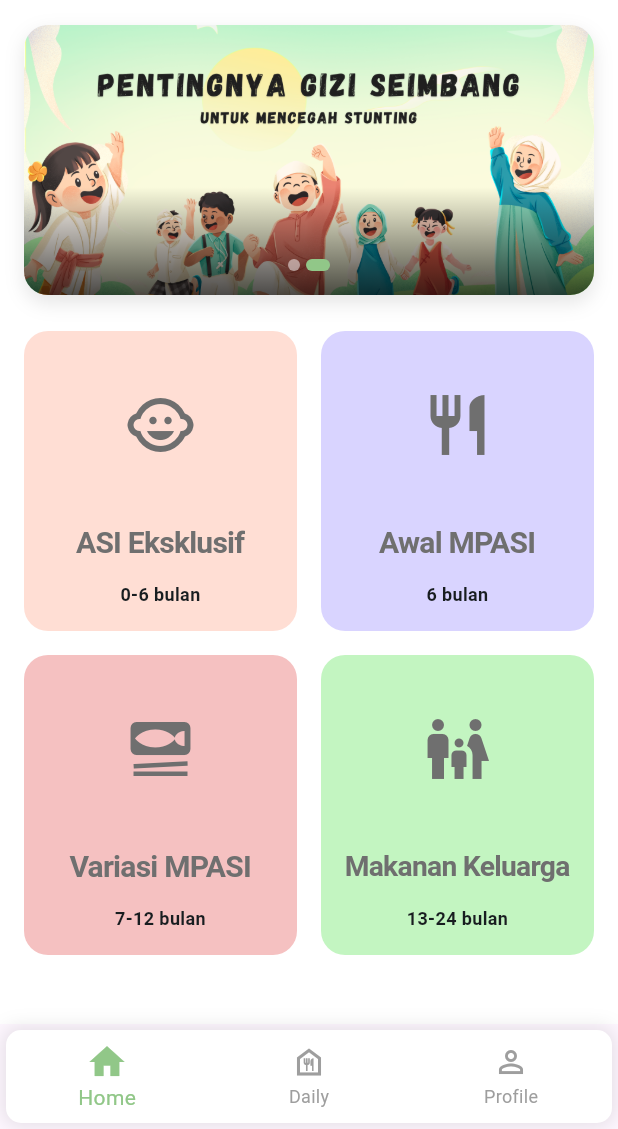
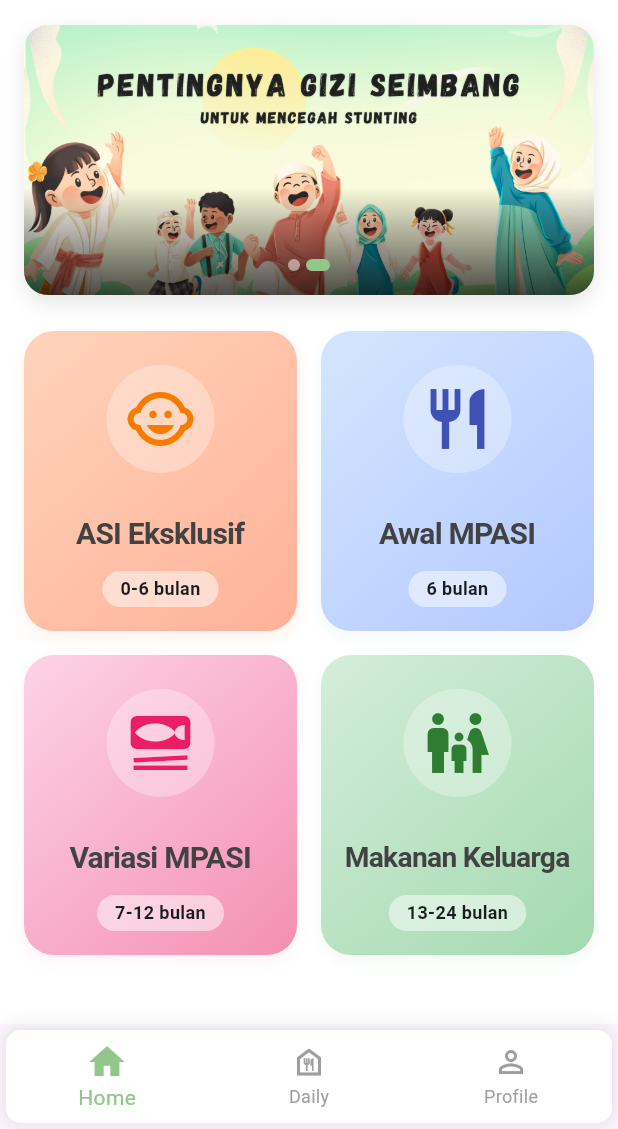
Before and after one commit to ForcesR2N/growell-app, a Flutter app: the screen it shows once a user with an empty profile is signed in, on a phone screen of 412 x 824 dp, the part 107-1236 px from its top. Run offline on Flutter 3.47's test engine with Material 3 defaults, Android fonts, the phone set to English and light mode, and no system bars; our stand-ins replace cloud_firestore, firebase_auth, firebase_core, fl_chart, get, shared_preferences; accounts and stored records are empty; Roboto replaces fonts that are missing (Raleway, Signika).

Commit message:
improve ui homepage

```diff
--- a/lib/pages/home_page.dart
+++ b/lib/pages/home_page.dart
@@ -26,37 +26,54 @@ class _HomePageState extends State<HomePage> {
     },
   ];
 
+  // Enhanced menu cards with gradient colors and more appealing designs
   final List<Map<String, dynamic>> menuCards = [
     {
       'id': 'ageGroup_0_6',
       'title': 'ASI Eksklusif',
       'subtitle': '0-6 bulan',
-      'color': const Color(0xFFFFDED4),
+      'gradientColors': [
+        Color(0xFFFFD3BA),
+        Color(0xFFFFB199)
+      ], // Soft orange gradient
       'icon': Icons.child_care,
+      'iconColor': Color(0xFFF57C00), // Deep orange for icon
       'isActive': true,
     },
     {
       'id': 'ageGroup_6',
       'title': 'Awal MPASI',
       'subtitle': '6 bulan',
-      'color': const Color(0xFFD9D4FF),
+      'gradientColors': [
+        Color(0xFFD4E6FE),
+        Color(0xFFB3C7FF)
+      ], // Soft blue gradient
       'icon': Icons.restaurant,
+      'iconColor': Color(0xFF3F51B5), // Indigo for icon
       'isActive': true,
     },
     {
       'id': 'ageGroup_7_12',
       'title': 'Variasi MPASI',
       'subtitle': '7-12 bulan',
-      'color': const Color(0xFFF5C1C1),
+      'gradientColors': [
+        Color(0xFFFDD3E7),
+        Color(0xFFF48FB1)
+      ], // Soft pink gradient
       'icon': Icons.set_meal,
+      'iconColor': Color(0xFFE91E63), // Pink for icon
       'isActive': true,
     },
     {
       'id': 'ageGroup_13_24',
       'title': 'Makanan Keluarga',
       'subtitle': '13-24 bulan',
-      'color': const Color(0xFFC3F5C1),
+      'gradientColors': [
+        Color(0xFFD4EDDA),
+        Color(0xFFA3D9B0)
+      ], // Soft green gradient
       'icon': Icons.family_restroom,
+      'iconColor': Color(0xFF2E7D32), // Green for icon
       'isActive': true,
     },
   ];
@@ -173,8 +190,9 @@ class _HomePageState extends State<HomePage> {
                       child: _buildMenuCard(
                         title: menuCards[0]['title'],
                         subtitle: menuCards[0]['subtitle'],
-                        color: menuCards[0]['color'],
+                        gradientColors: menuCards[0]['gradientColors'],
                         icon: menuCards[0]['icon'],
+                        iconColor: menuCards[0]['iconColor'],
                         ageGroupId: menuCards[0]['id'],
                         isActive: menuCards[0]['isActive'],
                       ),
@@ -184,8 +202,9 @@ class _HomePageState extends State<HomePage> {
                       child: _buildMenuCard(
                         title: menuCards[1]['title'],
                         subtitle: menuCards[1]['subtitle'],
-                        color: menuCards[1]['color'],
+                        gradientColors: menuCards[1]['gradientColors'],
                         icon: menuCards[1]['icon'],
+                        iconColor: menuCards[1]['iconColor'],
                         ageGroupId: menuCards[1]['id'],
                         isActive: menuCards[1]['isActive'],
                       ),
@@ -202,8 +221,9 @@ class _HomePageState extends State<HomePage> {
                       child: _buildMenuCard(
                         title: menuCards[2]['title'],
                         subtitle: menuCards[2]['subtitle'],
-                        color: menuCards[2]['color'],
+                        gradientColors: menuCards[2]['gradientColors'],
                         icon: menuCards[2]['icon'],
+                        iconColor: menuCards[2]['iconColor'],
                         ageGroupId: menuCards[2]['id'],
                         isActive: menuCards[2]['isActive'],
                       ),
@@ -213,8 +233,9 @@ class _HomePageState extends State<HomePage> {
                       child: _buildMenuCard(
                         title: menuCards[3]['title'],
                         subtitle: menuCards[3]['subtitle'],
-                        color: menuCards[3]['color'],
+                        gradientColors: menuCards[3]['gradientColors'],
                         icon: menuCards[3]['icon'],
+                        iconColor: menuCards[3]['iconColor'],
                         ageGroupId: menuCards[3]['id'],
                         isActive: menuCards[3]['isActive'],
                       ),
@@ -326,8 +347,9 @@ class _HomePageState extends State<HomePage> {
   Widget _buildMenuCard({
     required String title,
     required String subtitle,
-    required Color color,
+    required List<Color> gradientColors,
     required IconData icon,
+    required Color iconColor,
     required String ageGroupId,
     required bool isActive,
   }) {
@@ -336,7 +358,8 @@ class _HomePageState extends State<HomePage> {
         if (isActive) {
           Get.to(
             () => FoodRecommendationPage(
-              ageGroup: ageGroupId, title: '',
+              ageGroup: ageGroupId,
+              title: '',
             ),
             transition: Transition.rightToLeft,
           );
@@ -351,11 +374,20 @@ class _HomePageState extends State<HomePage> {
       },
       child: Container(
         padding: const EdgeInsets.all(16),
-        decoration: ShapeDecoration(
-          color: color,
-          shape: RoundedRectangleBorder(
-            borderRadius: BorderRadius.circular(16),
+        decoration: BoxDecoration(
+          gradient: LinearGradient(
+            colors: gradientColors,
+            begin: Alignment.topLeft,
+            end: Alignment.bottomRight,
           ),
+          borderRadius: BorderRadius.circular(20),
+          boxShadow: [
+            BoxShadow(
+              color: gradientColors[0].withOpacity(0.3),
+              blurRadius: 8,
+              offset: const Offset(0, 4),
+            ),
+          ],
         ),
         child: Column(
           mainAxisSize: MainAxisSize.min,
@@ -364,21 +396,28 @@ class _HomePageState extends State<HomePage> {
           children: [
             Expanded(
               flex: 2,
+              child: Container(
+                padding: const EdgeInsets.all(12),
+                decoration: BoxDecoration(
+                  color: Colors.white.withOpacity(0.3),
+                  shape: BoxShape.circle,
+                ),
                 child: Icon(
                   icon,
                   size: 48,
-                color: const Color(0xFF6F6F6F),
+                  color: iconColor,
                 ),
               ),
-            const SizedBox(height: 8),
+            ),
+            const SizedBox(height: 12),
             Expanded(
               child: FittedBox(
                 fit: BoxFit.scaleDown,
                 child: Text(
                   title,
                   textAlign: TextAlign.center,
-                  style: const TextStyle(
-                    color: Color(0xFF6F6F6F),
+                  style: TextStyle(
+                    color: Colors.grey[800],
                     fontSize: 20,
                     fontFamily: 'Raleway',
                     fontWeight: FontWeight.w700,
@@ -389,7 +428,13 @@ class _HomePageState extends State<HomePage> {
               ),
             ),
             const SizedBox(height: 4),
-            Text(
+            Container(
+              padding: const EdgeInsets.symmetric(horizontal: 12, vertical: 4),
+              decoration: BoxDecoration(
+                color: Colors.white.withOpacity(0.5),
+                borderRadius: BorderRadius.circular(20),
+              ),
+              child: Text(
                 subtitle,
                 textAlign: TextAlign.center,
                 style: const TextStyle(
@@ -400,6 +445,7 @@ class _HomePageState extends State<HomePage> {
                   height: 1.33,
                 ),
               ),
+            ),
           ],
         ),
       ),
```
Also changed, not shown: 4 other files. Lines whose indentation alone changed are shown as unchanged.
